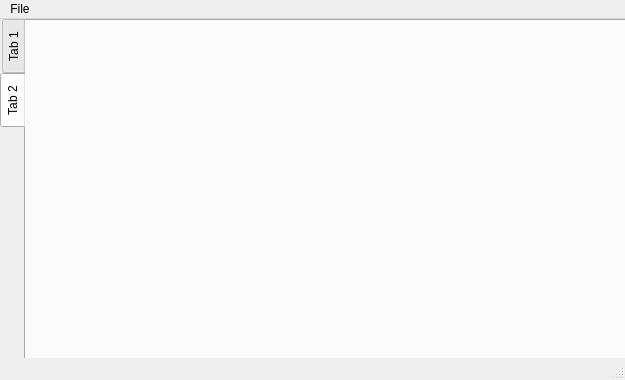
Qt form mainwindow.ui (SimonCqk/Photon_Propagation_Simulation) before a commit.
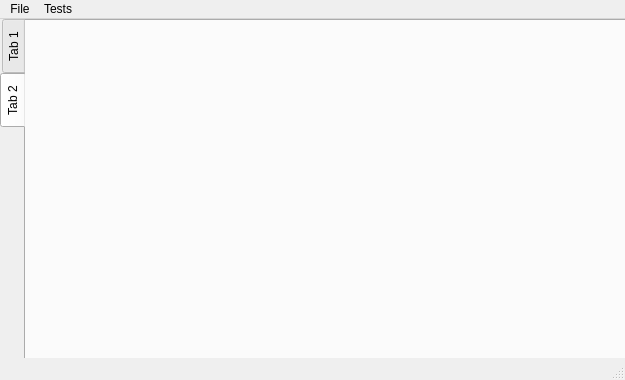
The same form after that commit. Icons and pictures are not drawn.

```diff
--- a/mainwindow.ui
+++ b/mainwindow.ui
@@ -67,7 +67,14 @@
     <addaction name="action"/>
     <addaction name="actionOpen_Input_Sample"/>
    </widget>
+   <widget class="QMenu" name="menuTests">
+    <property name="title">
+     <string>Tests</string>
+    </property>
+    <addaction name="actionSample_One"/>
+   </widget>
    <addaction name="menu"/>
+   <addaction name="menuTests"/>
   </widget>
   <widget class="QStatusBar" name="statusBar"/>
   <action name="action">
```
Left out of the diff: 5 changed lines with no effect on the pictures.
